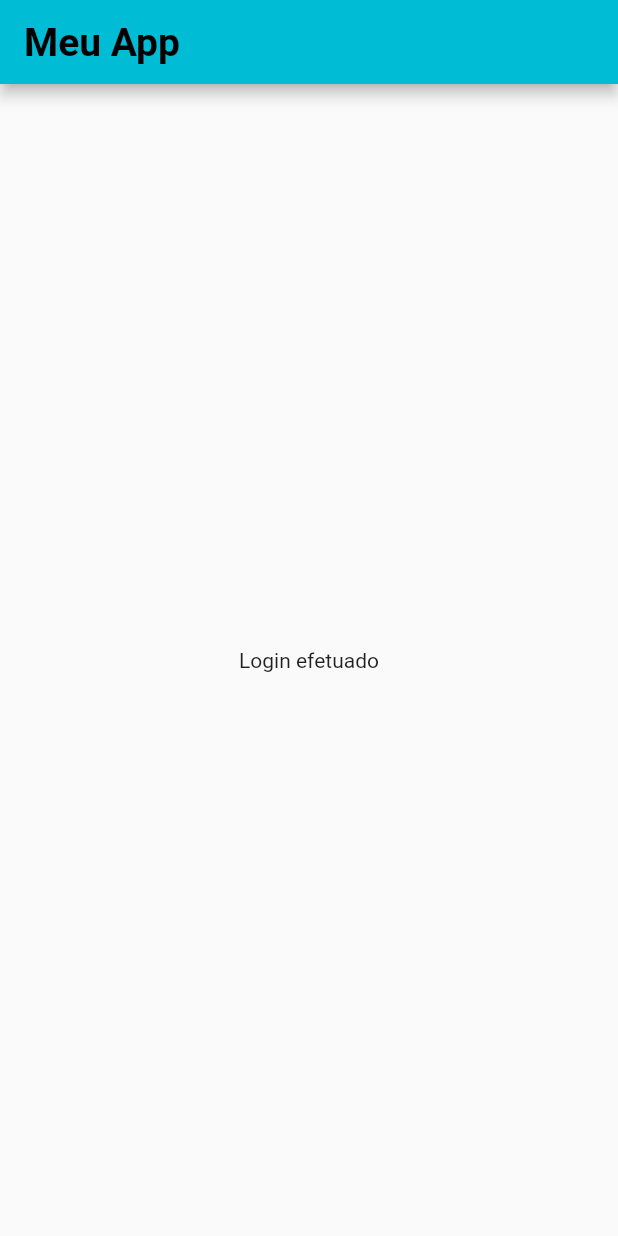
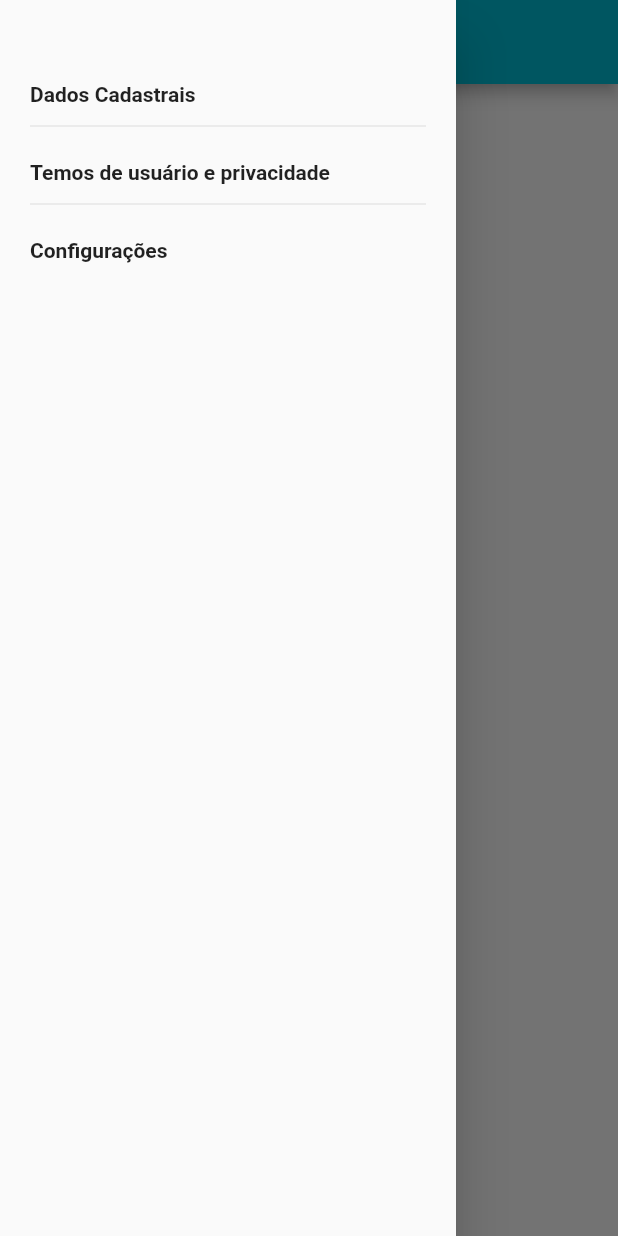
Before and after one commit to marcoskings/trilhaApp, a Flutter app: the MainPage screen opened directly, with the side drawer open (before the commit the screen has no drawer), on a phone screen of 412 x 824 dp. Run offline on Flutter 3.47's test engine with Material 2 defaults, Android fonts, the phone set to English and light mode, and no system bars; our stand-ins replace google_fonts; network calls fail.

Commit message:
Usando Drawer

```diff
--- a/lib/my_app.dart
+++ b/lib/my_app.dart
@@ -13,9 +13,9 @@ class MyApp extends StatelessWidget {
       theme: ThemeData(
         primarySwatch: Colors.cyan,
         textTheme: GoogleFonts.robotoTextTheme().copyWith(
-          titleLarge: GoogleFonts.roboto(fontSize: 26, fontWeight: FontWeight.w700),
-          titleMedium: GoogleFonts.roboto(fontSize: 14, fontWeight: FontWeight.w500),
-          bodyMedium: GoogleFonts.roboto(),
+          bodyLarge: GoogleFonts.roboto(fontSize: 26, fontWeight: FontWeight.w700, color: Colors.white),
+          titleMedium: GoogleFonts.roboto(fontSize: 14, fontWeight: FontWeight.w500, color: Colors.white),
+          bodyMedium: GoogleFonts.roboto(fontWeight: FontWeight.bold),
           bodySmall: GoogleFonts.roboto(fontSize: 20,),
         ),
       ),
--- a/lib/pages/login_page.dart
+++ b/lib/pages/login_page.dart
@@ -44,7 +44,7 @@ class _LoginPageState extends State<LoginPage> {
               ),
               Text(
                 "Ja tem cadastro?",
-                style: Theme.of(context).textTheme.titleLarge,
+                style: Theme.of(context).textTheme.bodyLarge,
               ),
               const SizedBox(
                 height: 10,
--- a/lib/pages/main_page.dart
+++ b/lib/pages/main_page.dart
@@ -10,9 +10,56 @@ class MainPage extends StatefulWidget {
 class _MainPageState extends State<MainPage> {
   @override
   Widget build(BuildContext context) {
-    return  Scaffold(
+    return Scaffold(
       appBar: AppBar(
         title: const Text('Meu App'),
+      ),
+      drawer: Drawer(
+        child: Padding(
+          padding: EdgeInsets.symmetric(vertical: 50, horizontal: 20),
+          child: Column(
+            crossAxisAlignment: CrossAxisAlignment.start,
+            children: [
+              Column(
+                children: [
+                  InkWell(
+                    child: Container(
+                      padding: EdgeInsets.symmetric(vertical: 5),
+                      width: double.infinity,
+                      child: Text("Dados Cadastrais"),
+                    ),
+                    onTap: (){},
+                  ),
+                  Divider(),
+                  SizedBox(
+                    height: 10,
+                  ),
+                ],
+              ),
+
+              InkWell(
+                child: Container(
+                  padding: EdgeInsets.symmetric(vertical: 5),
+                  width: double.infinity,
+                  child: Text("Temos de usuário e privacidade"),
+                ),
+                onTap: () {},
+              ),
+              Divider(),
+              SizedBox(
+                height: 10,
+              ),
+              InkWell(
+                child: Container(
+                  padding: EdgeInsets.symmetric(vertical: 5),
+                  width: double.infinity,
+                  child: Text("Configurações"),
+                ),
+                onTap: () {},
+              ),
+            ],
+          ),
+        ),
       ),
       body: const Center(
         child: Text("Login efetuado"),
```
